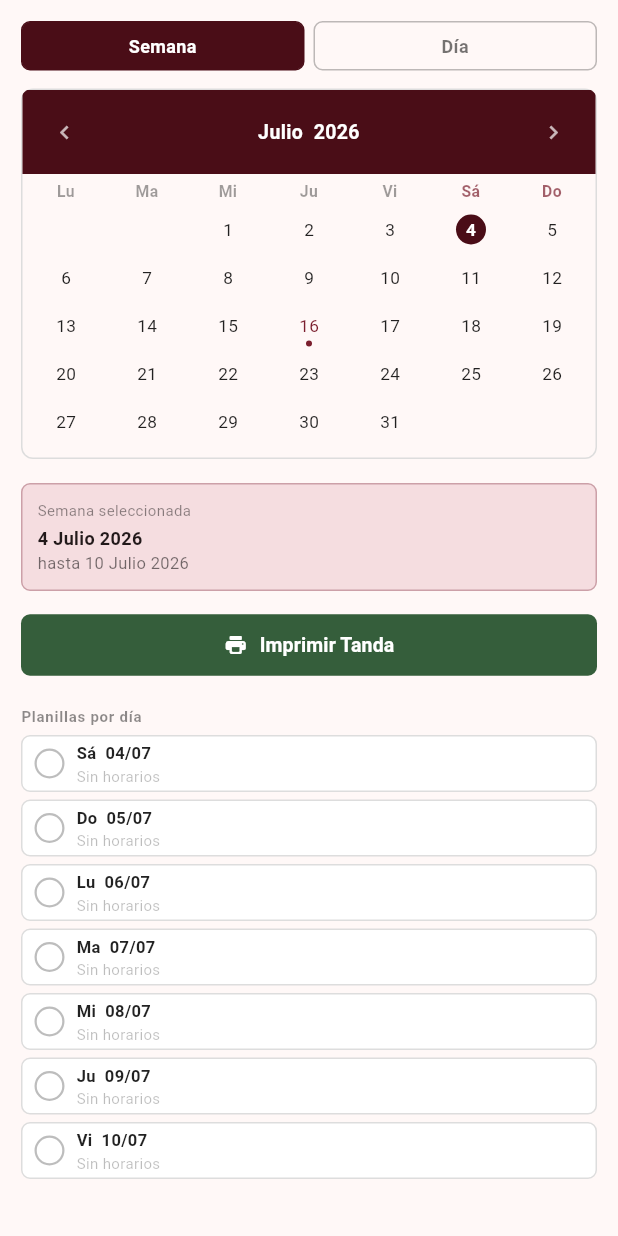
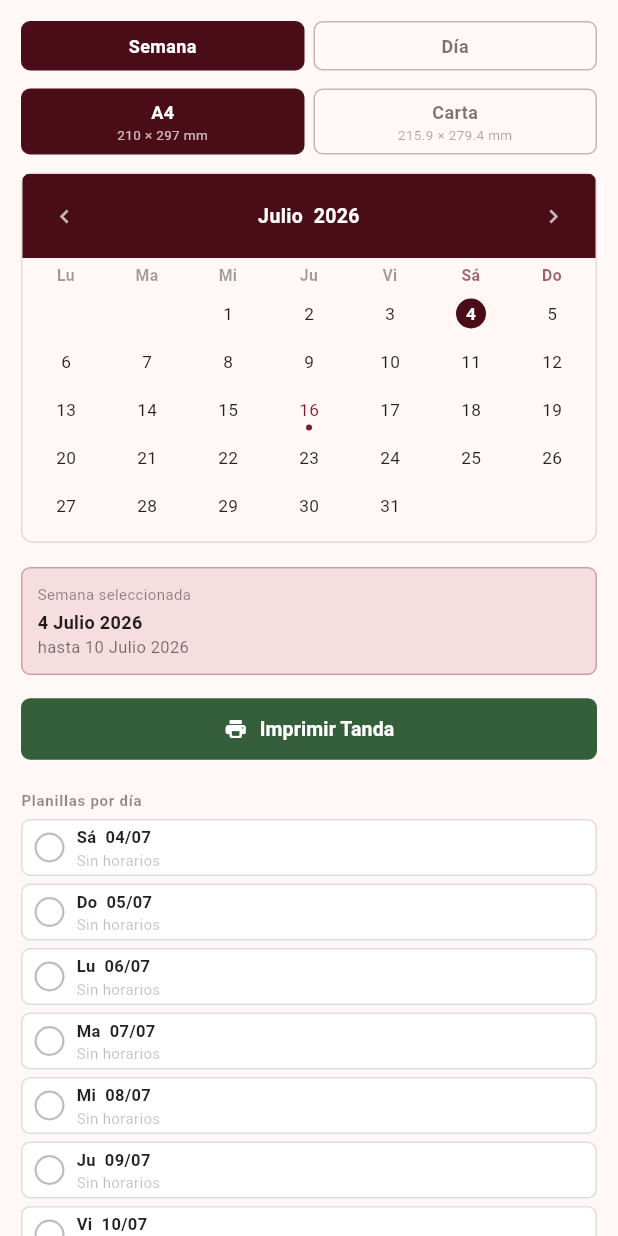
Before and after one commit to Roadixito23/suray-planilla, a Flutter app: the TandaPanel widget shown alone on an empty page, opened directly with empty values, after a tap on "Coyhaique", after a tap on "Semana", on a phone screen of 412 x 824 dp. Run offline on Flutter 3.47's test engine with Material 3 defaults, Android fonts, the phone set to English and light mode, and no system bars; our stand-ins replace pdf, printing, shared_preferences; accounts and stored records are empty; network calls fail.

Commit message:
Agrega selector de tamano de papel en Tanda y persistencia de avance

```diff
--- /dev/null
+++ b/devtools_options.yaml
@@ -0,0 +1,3 @@
+description: This file stores settings for Dart & Flutter DevTools.
+documentation: https://docs.flutter.dev/tools/devtools/extensions#configure-extension-enablement-states
+extensions:
--- /dev/null
+++ b/lib/models/paper_size.dart
@@ -0,0 +1,14 @@
+import 'package:pdf/pdf.dart';
+
+enum PaperSize { a4, carta }
+
+extension PaperSizeInfo on PaperSize {
+  String get label => this == PaperSize.a4 ? 'A4' : 'Carta';
+  String get dimensions =>
+      this == PaperSize.a4 ? '210 × 297 mm' : '215.9 × 279.4 mm';
+  double get widthMm => this == PaperSize.a4 ? 210 : 215.9;
+  double get heightMm => this == PaperSize.a4 ? 297 : 279.4;
+  double get aspectRatio => widthMm / heightMm;
+  PdfPageFormat get pdfFormat =>
+      this == PaperSize.a4 ? PdfPageFormat.a4 : PdfPageFormat.letter;
+}
--- a/lib/screens/home_screen.dart
+++ b/lib/screens/home_screen.dart
@@ -4,21 +4,11 @@ import 'package:flutter/rendering.dart';
 import 'package:flutter/services.dart';
 import 'package:printing/printing.dart';
 import '../models/feriado.dart';
+import '../models/paper_size.dart';
 import '../painters/planilla_painter.dart';
 import '../services/pdf_cache_service.dart';
 import 'horarios_dialog.dart';
 import 'tanda_screen.dart';
-
-enum PaperSize { a4, carta }
-
-extension PaperSizeInfo on PaperSize {
-  String get label => this == PaperSize.a4 ? 'A4' : 'Carta';
-  String get dimensions =>
-      this == PaperSize.a4 ? '210 × 297 mm' : '215.9 × 279.4 mm';
-  double get widthMm => this == PaperSize.a4 ? 210 : 215.9;
-  double get heightMm => this == PaperSize.a4 ? 297 : 279.4;
-  double get aspectRatio => widthMm / heightMm;
-}
 
 const _kBlue = Color(0xFF7B1F2E);
 const _kHunterGreen = Color(0xFF355E3B);
--- a/lib/screens/tanda_screen.dart
+++ b/lib/screens/tanda_screen.dart
@@ -1,14 +1,22 @@
+import 'dart:convert';
 import 'dart:ui' as ui;
 import 'package:flutter/material.dart';
 import 'package:pdf/pdf.dart';
 import 'package:pdf/widgets.dart' as pw;
 import 'package:printing/printing.dart';
+import 'package:shared_preferences/shared_preferences.dart';
 import '../models/feriado.dart';
+import '../models/paper_size.dart';
 import '../painters/planilla_painter.dart';
 import '../services/feriados_service.dart';
 import 'horarios_dialog.dart';
 
 enum TandaMode { dia, semana }
+
+// ── Claves de SharedPreferences (avance de Tanda) ──────────────────────────────
+const _kKeyTandaPrintedWeek = 'tanda_printed_week';
+const _kKeyTandaPrintedDays = 'tanda_printed_days';
+const _kKeyTandaDestination = 'tanda_day_destination';
 
 // ── Colores ───────────────────────────────────────────────────────────────────
 const _kLVColor = Color(0xFF355E3B);
@@ -138,6 +146,7 @@ class _TandaPanelState extends State<TandaPanel> {
   late DateTime _month;
   final _loadingYears = <int>{};
   String _dayDestination = 'Coyhaique';
+  PaperSize _paper = PaperSize.a4;
   // Índices de días (0=Lun…6=Dom) ya impresos de la semana actual
   final _printedDays = <int>{};
   String? _weekKeyPrinted; // clave de la semana para resetear al cambiar
@@ -191,6 +200,7 @@ class _TandaPanelState extends State<TandaPanel> {
         feriados,
         _dayDestination,
         selectedTimes: selected,
+        paper: _paper,
       ),
       onStart: onStart,
       onEnd: onEnd,
@@ -202,7 +212,38 @@ class _TandaPanelState extends State<TandaPanel> {
     if (key != _weekKeyPrinted) {
       _printedDays.clear();
       _weekKeyPrinted = key;
-    }
+      _saveProgress();
+    }
+  }
+
+  // ── Persistencia del avance (días ya impresos + destino) ──
+  Future<void> _loadProgress() async {
+    final prefs = await SharedPreferences.getInstance();
+    final week = prefs.getString(_kKeyTandaPrintedWeek);
+    final daysRaw = prefs.getString(_kKeyTandaPrintedDays);
+    final dest = prefs.getString(_kKeyTandaDestination);
+    if (!mounted) return;
+    setState(() {
+      if (week != null) _weekKeyPrinted = week;
+      if (daysRaw != null) {
+        _printedDays
+          ..clear()
+          ..addAll(List<int>.from(jsonDecode(daysRaw) as List));
+      }
+      if (dest != null) _dayDestination = dest;
+    });
+  }
+
+  Future<void> _saveProgress() async {
+    final prefs = await SharedPreferences.getInstance();
+    if (_weekKeyPrinted != null) {
+      await prefs.setString(_kKeyTandaPrintedWeek, _weekKeyPrinted!);
+    }
+    await prefs.setString(
+      _kKeyTandaPrintedDays,
+      jsonEncode(_printedDays.toList()),
+    );
+    await prefs.setString(_kKeyTandaDestination, _dayDestination);
   }
 
   Future<void> _loadFeriadosForMonth(DateTime month) async {
@@ -238,6 +279,7 @@ class _TandaPanelState extends State<TandaPanel> {
       widget.weekNotifier.value = _weekMon(now);
     }
     Future.microtask(() => _loadFeriadosForMonth(_month));
+    _loadProgress();
   }
 
   @override
@@ -269,6 +311,26 @@ class _TandaPanelState extends State<TandaPanel> {
                 ),
               ],
             ),
+          ),
+          const SizedBox(height: 12),
+          Row(
+            children: [
+              Expanded(
+                child: _PaperSizeButton(
+                  size: PaperSize.a4,
+                  selected: _paper == PaperSize.a4,
+                  onTap: () => setState(() => _paper = PaperSize.a4),
+                ),
+              ),
+              const SizedBox(width: 6),
+              Expanded(
+                child: _PaperSizeButton(
+                  size: PaperSize.carta,
+                  selected: _paper == PaperSize.carta,
+                  onTap: () => setState(() => _paper = PaperSize.carta),
+                ),
+              ),
+            ],
           ),
           const SizedBox(height: 12),
           _buildCalendar(),
@@ -367,7 +429,8 @@ class _TandaPanelState extends State<TandaPanel> {
                   onPressed: _isPrintingTanda
                       ? null
                       : () => _guardedPrint(
-                          printFn: () => printTandaPdf(week, data, feriados),
+                          printFn: () =>
+                              printTandaPdf(week, data, feriados, paper: _paper),
                           onStart: () =>
                               setState(() => _isPrintingTanda = true),
                           onEnd: () =>
@@ -496,13 +559,21 @@ class _TandaPanelState extends State<TandaPanel> {
               onPressed: _printingDays.contains(idx)
                   ? null
                   : () => _guardedPrint(
-                      printFn: () =>
-                          printDiaPdf(date, data, feriados, _dayDestination),
+                      printFn: () => printDiaPdf(
+                        date,
+                        data,
+                        feriados,
+                        _dayDestination,
+                        paper: _paper,
+                      ),
                       onStart: () => setState(() => _printingDays.add(idx)),
-                      onEnd: () => setState(() {
+                      onEnd: () {
+                        setState(() {
                           _printingDays.remove(idx);
                           _printedDays.add(idx);
-                      }),
+                        });
+                        _saveProgress();
+                      },
                     ),
             ),
             if (times.length > 1)
@@ -530,10 +601,13 @@ class _TandaPanelState extends State<TandaPanel> {
                           idx: idx,
                           onStart: () =>
                               setState(() => _printingDays.add(idx)),
-                          onEnd: () => setState(() {
+                          onEnd: () {
+                            setState(() {
                               _printingDays.remove(idx);
                               _printedDays.add(idx);
-                          }),
+                            });
+                            _saveProgress();
+                          },
                         ),
                 ),
               ),
@@ -621,11 +695,14 @@ class _TandaPanelState extends State<TandaPanel> {
                         ? 'Coyhaique'
                         : 'Aysén',
                     selected: _dayDestination == 'Coyhaique',
-                    onTap: () => setState(
+                    onTap: () {
+                      setState(
                         () => _dayDestination = _dayDestination == 'Coyhaique'
                             ? 'Aysen'
                             : 'Coyhaique',
-                    ),
+                      );
+                      _saveProgress();
+                    },
                     color: ac,
                   ),
                 ),
@@ -671,7 +748,9 @@ class _TandaPanelState extends State<TandaPanel> {
                               day,
                               widget.horariosNotifier.value,
                               feriados,
-                                _dayDestination),
+                              _dayDestination,
+                              paper: _paper,
+                            ),
                             onStart: () =>
                                 setState(() => _isPrintingDia = true),
                             onEnd: () =>
@@ -1299,15 +1378,16 @@ class _DayColumn extends StatelessWidget {
 Future<void> printTandaPdf(
   DateTime week,
   HorariosData data,
-  Map<String, Feriado> feriados,
-) async {
+  Map<String, Feriado> feriados, {
+  PaperSize paper = PaperSize.a4,
+}) async {
   final font = pw.Font.helvetica();
   final bold = pw.Font.helveticaBold();
 
   final doc = pw.Document();
   doc.addPage(
     pw.Page(
-      pageFormat: PdfPageFormat.a4.landscape,
+      pageFormat: paper.pdfFormat.landscape,
       margin: const pw.EdgeInsets.all(24),
       build: (ctx) => pw.Column(
         crossAxisAlignment: pw.CrossAxisAlignment.start,
@@ -1436,20 +1516,24 @@ Future<void> printDiaPdf(
   Map<String, Feriado> feriados,
   String destination, {
   List<String>? selectedTimes,
+  PaperSize paper = PaperSize.a4,
 }) async {
   final times = selectedTimes ?? _timesForDate(date, data, feriados);
   if (times.isEmpty) return;
 
-  // A4 en puntos PDF
-  const double pageW = 595.28;
-  const double pageH = 841.89;
+  final pageFormat = paper.pdfFormat;
+  final double pageW = pageFormat.width;
+  final double pageH = pageFormat.height;
   const double scale = 2.0;
   final int imgW = (pageW * scale).round();
   final int imgH = (pageH * scale).round();
   final dateStr = _fmt(date);
 
   final doc = pw.Document();
-  for (final time in times) {
+  // Se recorre en orden inverso: la impresora suele apilar las hojas boca
+  // abajo, por lo que la última en imprimirse queda arriba de la pila.
+  // Así, al tomar la pila física, el primer horario queda primero.
+  for (final time in times.reversed) {
     final recorder = ui.PictureRecorder();
     final canvas = Canvas(
       recorder,
@@ -1467,7 +1551,7 @@ Future<void> printDiaPdf(
     final bytes = byteData!.buffer.asUint8List();
     doc.addPage(
       pw.Page(
-        pageFormat: PdfPageFormat.a4,
+        pageFormat: pageFormat,
         margin: pw.EdgeInsets.zero,
         build: (_) => pw.Image(pw.MemoryImage(bytes), fit: pw.BoxFit.contain),
       ),
@@ -1620,3 +1704,59 @@ class _ModeButton extends StatelessWidget {
     );
   }
 }
+
+// ─────────────────────────────────────────────────────────────────────────────
+// _PaperSizeButton — botón de selección de tamaño de hoja (A4 / Carta)
+// ─────────────────────────────────────────────────────────────────────────────
+class _PaperSizeButton extends StatelessWidget {
+  final PaperSize size;
+  final bool selected;
+  final VoidCallback onTap;
+
+  const _PaperSizeButton({
+    required this.size,
+    required this.selected,
+    required this.onTap,
+  });
+
+  @override
+  Widget build(BuildContext context) {
+    return GestureDetector(
+      onTap: onTap,
+      child: AnimatedContainer(
+        duration: const Duration(milliseconds: 150),
+        padding: const EdgeInsets.symmetric(vertical: 6),
+        decoration: BoxDecoration(
+          color: selected ? _kHeaderDark : Colors.transparent,
+          borderRadius: BorderRadius.circular(6),
+          border: Border.all(
+            color: selected ? _kHeaderDark : Colors.black26,
+            width: 1,
+          ),
+        ),
+        child: Column(
+          mainAxisSize: MainAxisSize.min,
+          children: [
+            Text(
+              size.label,
+              textAlign: TextAlign.center,
+              style: TextStyle(
+                fontSize: 12,
+                fontWeight: FontWeight.w700,
+                color: selected ? Colors.white : Colors.black54,
+              ),
+            ),
+            Text(
+              size.dimensions,
+              textAlign: TextAlign.center,
+              style: TextStyle(
+                fontSize: 9,
+                color: selected ? Colors.white70 : Colors.black38,
+              ),
+            ),
+          ],
+        ),
+      ),
+    );
+  }
+}
```
Lines whose indentation alone changed are shown as unchanged.
